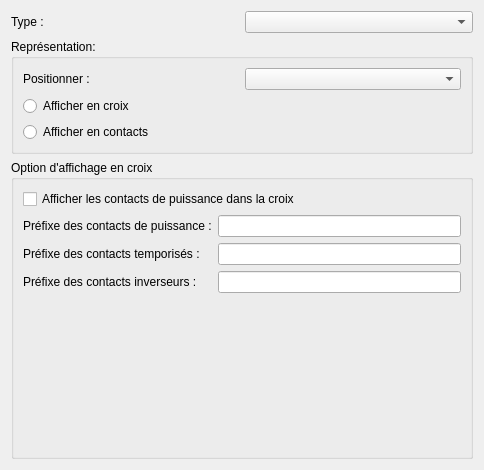
This is sources/ui/xrefpropertieswidget.ui in qelectrotech/qelectrotech-source-mirror as Qt 5 draws it before an edit. The edited form follows.
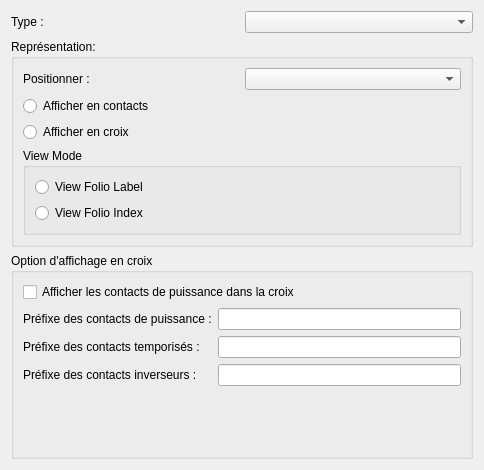
This is the edited form.

Commit message: Added view mode in Cross References - included Folio Field

The edit to the form file:
```diff
--- a/sources/ui/xrefpropertieswidget.ui
+++ b/sources/ui/xrefpropertieswidget.ui
@@ -49,19 +49,56 @@
        </layout>
       </item>
       <item>
-       <layout class="QVBoxLayout" name="verticalLayout_2">
+       <layout class="QHBoxLayout" name="horizontalLayout_3">
         <item>
-         <widget class="QRadioButton" name="m_display_has_cross_rb">
-          <property name="text">
-           <string>Afficher en croix</string>
-          </property>
-         </widget>
+         <layout class="QVBoxLayout" name="verticalLayout_2">
+          <item>
+           <widget class="QRadioButton" name="m_display_has_contacts_rb">
+            <property name="text">
+             <string>Afficher en contacts</string>
+            </property>
+           </widget>
+          </item>
+          <item>
+           <widget class="QRadioButton" name="m_display_has_cross_rb">
+            <property name="text">
+             <string>Afficher en croix</string>
+            </property>
+           </widget>
+          </item>
+         </layout>
         </item>
+       </layout>
+      </item>
+      <item>
+       <layout class="QVBoxLayout" name="verticalLayout_5">
         <item>
-         <widget class="QRadioButton" name="m_display_has_contacts_rb">
-          <property name="text">
-           <string>Afficher en contacts</string>
+         <widget class="QGroupBox" name="groupBox">
+          <property name="title">
+           <string>View Mode</string>
           </property>
+          <layout class="QVBoxLayout" name="verticalLayout_6">
+           <item>
+            <widget class="QRadioButton" name="m_display_folio_label_rb">
+             <property name="text">
+              <string>View Folio Label</string>
+             </property>
+             <property name="autoExclusive">
+              <bool>true</bool>
+             </property>
+            </widget>
+           </item>
+           <item>
+            <widget class="QRadioButton" name="m_display_folio_index_rb">
+             <property name="text">
+              <string>View Folio Index</string>
+             </property>
+             <property name="autoExclusive">
+              <bool>true</bool>
+             </property>
+            </widget>
+           </item>
+          </layout>
          </widget>
         </item>
        </layout>
```
The commit also changes 6 other files.
